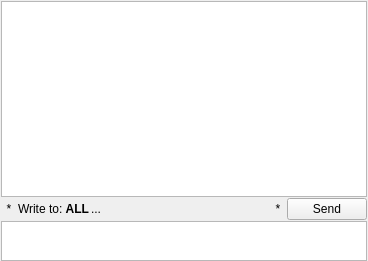
Old version of the form src/GuiChat.ui in the repository hwgao/beebeep.
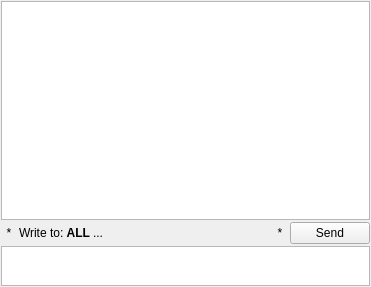
New version of the form. Custom widgets are drawn as their Qt base class.

Diff of the .ui file:
```diff
--- a/src/GuiChat.ui
+++ b/src/GuiChat.ui
@@ -6,8 +6,8 @@
    <rect>
     <x>0</x>
     <y>0</y>
-    <width>368</width>
-    <height>261</height>
+    <width>371</width>
+    <height>287</height>
    </rect>
   </property>
   <property name="sizePolicy">
@@ -20,20 +20,11 @@
    <string>Chat</string>
   </property>
   <layout class="QGridLayout" name="gridLayout">
-   <property name="leftMargin">
+   <property name="margin">
     <number>1</number>
    </property>
-   <property name="topMargin">
-    <number>1</number>
-   </property>
-   <property name="rightMargin">
-    <number>1</number>
-   </property>
-   <property name="bottomMargin">
-    <number>0</number>
-   </property>
    <property name="spacing">
-    <number>1</number>
+    <number>2</number>
    </property>
    <item row="0" column="0" colspan="5">
     <widget class="QTextBrowser" name="mp_teChat">
```
